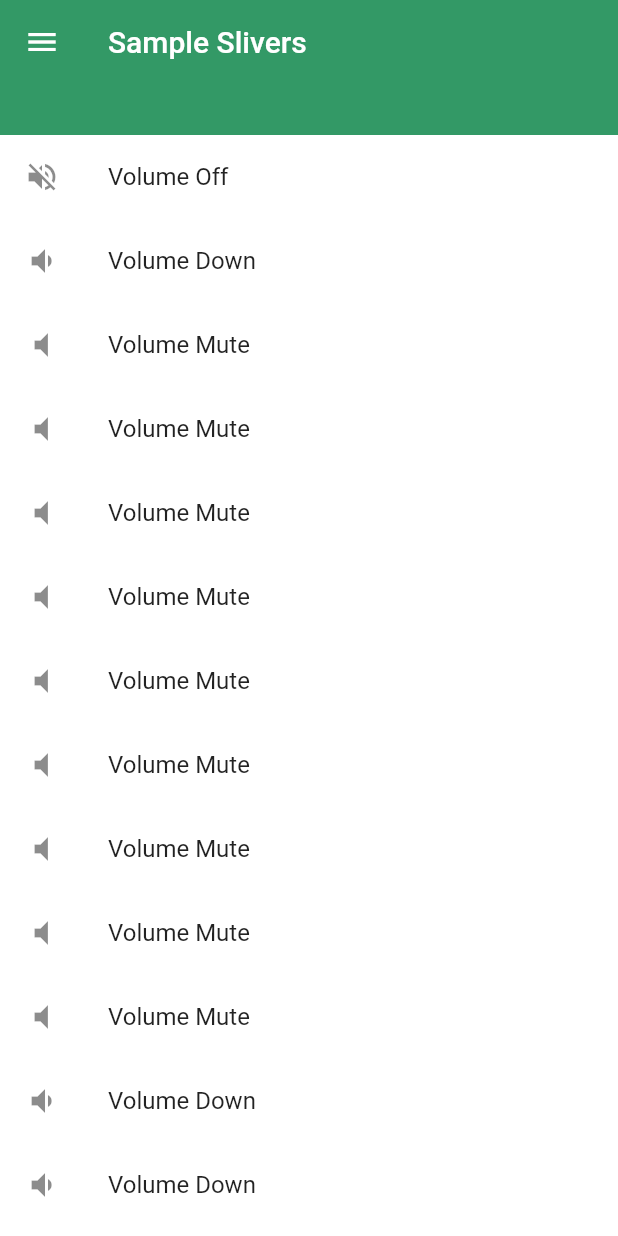
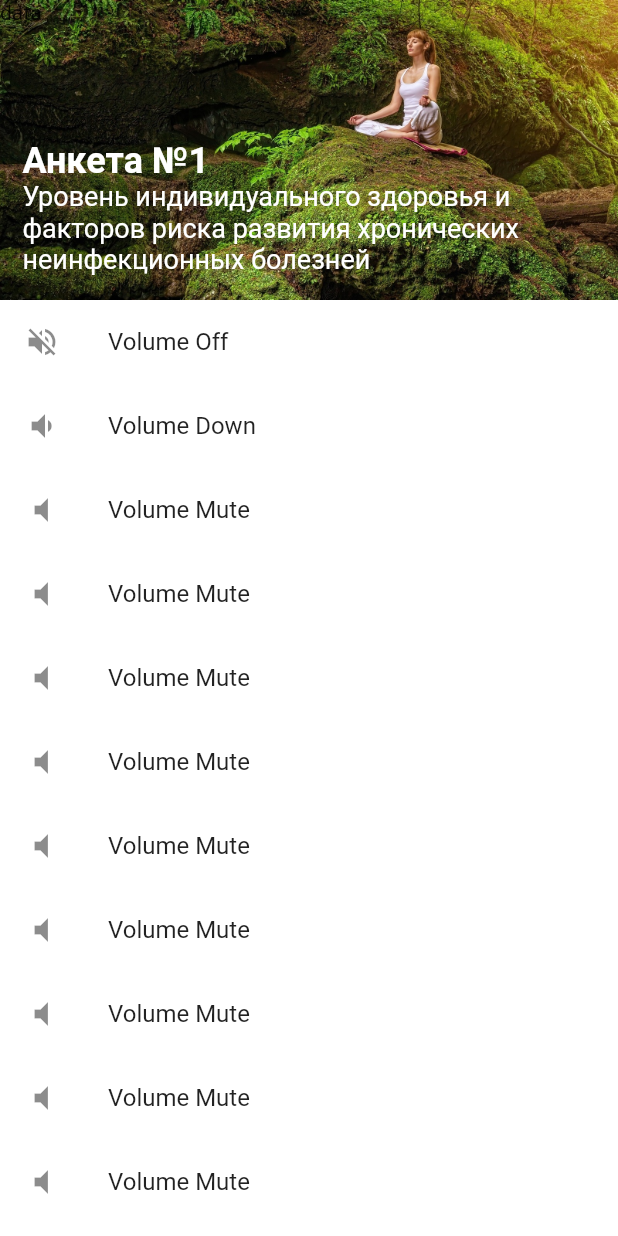
Before and after one commit to margarita72/practica2020, a Flutter app: the screen it shows after launch, after a tap on "Пройти", on a phone screen of 412 x 824 dp. Run offline on Flutter 3.47's test engine with Material 2 defaults, Android fonts, the phone set to English and light mode, and no system bars; our stand-ins replace simple_animations.

Commit message:
+шапка первой анкеты

```diff
--- a/lib/Profiles/individualHealth.dart
+++ b/lib/Profiles/individualHealth.dart
@@ -9,104 +9,113 @@ class IndividualHealth extends StatelessWidget {
       debugShowCheckedModeBanner: false,
       home: Scaffold(
         backgroundColor: Colors.white,
-        /*appBar: AppBar(
-          title: Text("Анкета №1"),
-          backgroundColor: myColor,
-        ),
-        */
         body: CustomScrollView(
+          primary: true,
           slivers: <Widget>[
             SliverAppBar(
-              title: Text("Sample Slivers"),
-              leading: Icon(Icons.menu),
+              flexibleSpace: FlexibleSpaceBar(
+                stretchModes: <StretchMode>[
+                  StretchMode.zoomBackground,
+                  StretchMode.blurBackground,
+                  StretchMode.fadeTitle,
+                ],
+                centerTitle: true,
+                title: Container(
+                  margin: EdgeInsets.only(left: 10.0),
+                  child: RichText(
+                    text: TextSpan(
+                      text: "Анкета №1 \n",
+                      style: TextStyle(
+                        fontWeight: FontWeight.bold,
+                        fontSize: 16.0,
+                      ),
+                      children: <TextSpan>[
+                        TextSpan(
+                          text:
+                              'Уровень индивидуального здоровья и факторов риска развития хронических неинфекционных болезней',
+                          style: TextStyle(
+                            fontWeight: FontWeight.w400,
+                            fontSize: 12.0,
+                          ),
+                        ),
+                      ],
+                    ),
+                  ),
+                ),
+                background: Stack(
+                  fit: StackFit.expand,
+                  children: <Widget>[
+                   /* Image.network(
+                      'https://flutter.github.io/assets-for-api-docs/assets/widgets/owl-2.jpg',
+                      fit: BoxFit.cover,
+                    ),
+                    */
+                    Image.asset('assets/images/my17.jpg',fit: BoxFit.cover),
+                    Text("data")
+                  ],
+                ),
+              ),
+              /*title: Column(
+                children: <Widget>[
+                  Text("Анкета №1"),
+                  Text(
+                    "Уровень индивидуального здоровья и факторов риска развития хронических неинфекционных болезней",
+                    style: TextStyle(fontSize: 15.0),
+                  ),
+                ],
+              ),
+              */
+
               backgroundColor: myColor,
               brightness: Brightness.light,
-              expandedHeight: 90.0,
+              expandedHeight: 200.0,
               floating: true,
             ),
-            SliverList(
-              delegate: SliverChildListDelegate([
-                ListTile(
-                  leading: Icon(Icons.volume_off),
-                  title: Text("Volume Off"),
-                ),
-                ListTile(
-                    leading: Icon(Icons.volume_down),
-                    title: Text("Volume Down")),
-                ListTile(
-                    leading: Icon(Icons.volume_mute),
-                    title: Text("Volume Mute")),
-                ListTile(
-                    leading: Icon(Icons.volume_mute),
-                    title: Text("Volume Mute")),
-                ListTile(
-                    leading: Icon(Icons.volume_mute),
-                    title: Text("Volume Mute")),
-                ListTile(
-                    leading: Icon(Icons.volume_mute),
-                    title: Text("Volume Mute")),
-                ListTile(
-                    leading: Icon(Icons.volume_mute),
-                    title: Text("Volume Mute")),
-                ListTile(
-                    leading: Icon(Icons.volume_mute),
-                    title: Text("Volume Mute")),
-                ListTile(
-                    leading: Icon(Icons.volume_mute),
-                    title: Text("Volume Mute")),
-                ListTile(
-                    leading: Icon(Icons.volume_mute),
-                    title: Text("Volume Mute")),
-                ListTile(
-                    leading: Icon(Icons.volume_mute),
-                    title: Text("Volume Mute")),
-                ListTile(
-                    leading: Icon(Icons.volume_down),
-                    title: Text("Volume Down")),
-                ListTile(
-                    leading: Icon(Icons.volume_down),
-                    title: Text("Volume Down")),
-                ListTile(
-                    leading: Icon(Icons.volume_down),
-                    title: Text("Volume Down")),
-                ListTile(
-                    leading: Icon(Icons.volume_down),
-                    title: Text("Volume Down")),
-                ListTile(
-                    leading: Icon(Icons.volume_down),
-                    title: Text("Volume Down")),
-                ListTile(
-                    leading: Icon(Icons.volume_down),
-                    title: Text("Volume Down")),
-                ListTile(
-                    leading: Icon(Icons.volume_down),
-                    title: Text("Volume Down")),
-                ListTile(
-                    leading: Icon(Icons.volume_down),
-                    title: Text("Volume Down")),
-                ListTile(
-                    leading: Icon(Icons.volume_down),
-                    title: Text("Volume Down")),
-                ListTile(
-                    leading: Icon(Icons.volume_down),
-                    title: Text("Volume Down")),
-                ListTile(
-                    leading: Icon(Icons.volume_down),
-                    title: Text("Volume Down")),
-                ListTile(
-                    leading: Icon(Icons.volume_down),
-                    title: Text("Volume Down")),
-                ListTile(
-                    leading: Icon(Icons.volume_down),
-                    title: Text("Volume Down")),
-                ListTile(
-                    leading: Icon(Icons.volume_down),
-                    title: Text("Volume Down")),
-              ]),
-            ),
+            //контент
+            MyProfileOneSliverList(),
+
+            // SliverFillRemaining(child: Text("data"),),
           ],
         ),
       ),
     );
   }
 }
+
+class MyProfileOneSliverList extends StatelessWidget {
+  @override
+  Widget build(BuildContext context) {
+    return SliverList(
+      delegate: SliverChildListDelegate([
+        ListTile(
+          leading: Icon(Icons.volume_off),
+          title: Text("Volume Off"),
+        ),
+        ListTile(leading: Icon(Icons.volume_down), title: Text("Volume Down")),
+        ListTile(leading: Icon(Icons.volume_mute), title: Text("Volume Mute")),
+        ListTile(leading: Icon(Icons.volume_mute), title: Text("Volume Mute")),
+        ListTile(leading: Icon(Icons.volume_mute), title: Text("Volume Mute")),
+        ListTile(leading: Icon(Icons.volume_mute), title: Text("Volume Mute")),
+        ListTile(leading: Icon(Icons.volume_mute), title: Text("Volume Mute")),
+        ListTile(leading: Icon(Icons.volume_mute), title: Text("Volume Mute")),
+        ListTile(leading: Icon(Icons.volume_mute), title: Text("Volume Mute")),
+        ListTile(leading: Icon(Icons.volume_mute), title: Text("Volume Mute")),
+        ListTile(leading: Icon(Icons.volume_mute), title: Text("Volume Mute")),
+        ListTile(leading: Icon(Icons.volume_down), title: Text("Volume Down")),
+        ListTile(leading: Icon(Icons.volume_down), title: Text("Volume Down")),
+        ListTile(leading: Icon(Icons.volume_down), title: Text("Volume Down")),
+        ListTile(leading: Icon(Icons.volume_down), title: Text("Volume Down")),
+        ListTile(leading: Icon(Icons.volume_down), title: Text("Volume Down")),
+        ListTile(leading: Icon(Icons.volume_down), title: Text("Volume Down")),
+        ListTile(leading: Icon(Icons.volume_down), title: Text("Volume Down")),
+        ListTile(leading: Icon(Icons.volume_down), title: Text("Volume Down")),
+        ListTile(leading: Icon(Icons.volume_down), title: Text("Volume Down")),
+        ListTile(leading: Icon(Icons.volume_down), title: Text("Volume Down")),
+        ListTile(leading: Icon(Icons.volume_down), title: Text("Volume Down")),
+        ListTile(leading: Icon(Icons.volume_down), title: Text("Volume Down")),
+        ListTile(leading: Icon(Icons.volume_down), title: Text("Volume Down")),
+        ListTile(leading: Icon(Icons.volume_down), title: Text("Volume Down")),
+      ]),
+    );
+  }
+}
```
Also changed, not shown: assets/images/my17.jpg (added).
